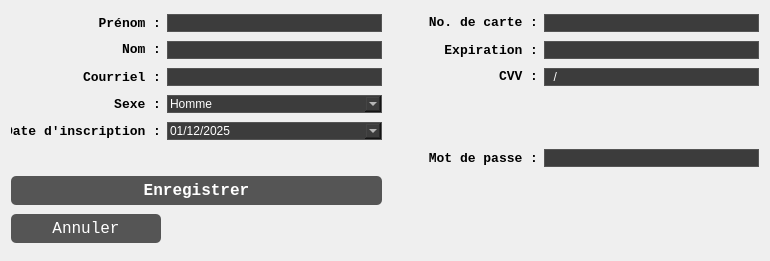
Old version of the form nouveau_client.ui in the repository JeremyEFLarose/videoclub-La-Cassette.
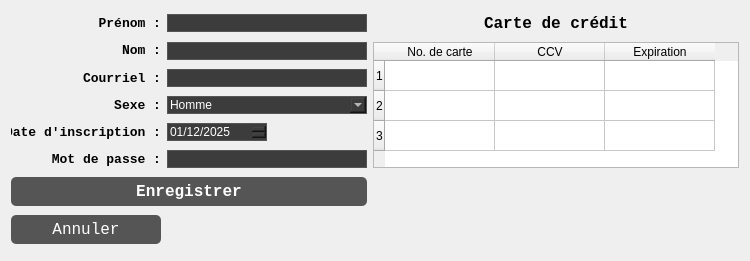
New version of the form.

The edit to the form file:
```diff
--- a/nouveau_client.ui
+++ b/nouveau_client.ui
@@ -6,7 +6,7 @@
    <rect>
     <x>0</x>
     <y>0</y>
-    <width>770</width>
+    <width>750</width>
     <height>261</height>
    </rect>
   </property>
@@ -33,82 +33,29 @@
 </string>
   </property>
   <layout class="QGridLayout" name="gridLayout">
-   <item row="1" column="4">
-    <widget class="QLineEdit" name="txtNumCarte"/>
-   </item>
-   <item row="3" column="3" alignment="Qt::AlignLeft|Qt::AlignVCenter">
-    <widget class="QLabel" name="lblCVV">
+   <item row="2" column="1" alignment="Qt::AlignLeft">
+    <widget class="QLineEdit" name="txtNom">
      <property name="minimumSize">
       <size>
-       <width>150</width>
+       <width>200</width>
        <height>0</height>
       </size>
      </property>
-     <property name="maximumSize">
-      <size>
-       <width>150</width>
-       <height>16777215</height>
-      </size>
-     </property>
-     <property name="font">
-      <font>
-       <family>Consolas</family>
-       <pointsize>10</pointsize>
-       <weight>75</weight>
-       <bold>true</bold>
-      </font>
-     </property>
-     <property name="text">
-      <string>CVV :</string>
-     </property>
-     <property name="alignment">
-      <set>Qt::AlignRight|Qt::AlignTrailing|Qt::AlignVCenter</set>
-     </property>
     </widget>
    </item>
-   <item row="1" column="1">
-    <widget class="QLineEdit" name="txtPrenom"/>
-   </item>
-   <item row="2" column="1">
-    <widget class="QLineEdit" name="txtNom"/>
-   </item>
-   <item row="2" column="3">
-    <widget class="QLabel" name="lblExpiration">
-     <property name="minimumSize">
-      <size>
-       <width>150</width>
-       <height>0</height>
-      </size>
-     </property>
-     <property name="maximumSize">
-      <size>
-       <width>150</width>
-       <height>16777215</height>
-      </size>
-     </property>
-     <property name="font">
-      <font>
-       <family>Consolas</family>
-       <pointsize>10</pointsize>
-       <weight>75</weight>
-       <bold>true</bold>
-      </font>
-     </property>
-     <property name="text">
-      <string>Expiration :</string>
-     </property>
-     <property name="alignment">
-      <set>Qt::AlignRight|Qt::AlignTrailing|Qt::AlignVCenter</set>
-     </property>
-    </widget>
-   </item>
-   <item row="4" column="1">
+   <item row="4" column="1" alignment="Qt::AlignLeft">
     <widget class="QComboBox" name="cmbSexe">
+     <property name="minimumSize">
+      <size>
+       <width>200</width>
+       <height>0</height>
+      </size>
+     </property>
      <property name="editable">
       <bool>true</bool>
      </property>
      <property name="currentText">
-      <string/>
+      <string>Homme</string>
      </property>
      <item>
       <property name="text">
@@ -122,16 +69,6 @@
      </item>
     </widget>
    </item>
-   <item row="3" column="4">
-    <widget class="QLineEdit" name="txtCVV">
-     <property name="inputMask">
-      <string>00/00</string>
-     </property>
-    </widget>
-   </item>
-   <item row="2" column="4">
-    <widget class="QLineEdit" name="txtExpire"/>
-   </item>
    <item row="2" column="0" alignment="Qt::AlignRight|Qt::AlignVCenter">
     <widget class="QLabel" name="lblNom">
      <property name="minimumSize">
@@ -162,8 +99,15 @@
      </property>
     </widget>
    </item>
-   <item row="3" column="1">
-    <widget class="QLineEdit" name="txtCourriel"/>
+   <item row="3" column="1" alignment="Qt::AlignLeft">
+    <widget class="QLineEdit" name="txtCourriel">
+     <property name="minimumSize">
+      <size>
+       <width>200</width>
+       <height>0</height>
+      </size>
+     </property>
+    </widget>
    </item>
    <item row="3" column="0" alignment="Qt::AlignRight">
     <widget class="QLabel" name="lblCourriel">
@@ -195,36 +139,6 @@
      </property>
     </widget>
    </item>
-   <item row="1" column="3" alignment="Qt::AlignVCenter">
-    <widget class="QLabel" name="lblCarte">
-     <property name="minimumSize">
-      <size>
-       <width>150</width>
-       <height>0</height>
-      </size>
-     </property>
-     <property name="maximumSize">
-      <size>
-       <width>150</width>
-       <height>16777215</height>
-      </size>
-     </property>
-     <property name="font">
-      <font>
-       <family>Consolas</family>
-       <pointsize>10</pointsize>
-       <weight>75</weight>
-       <bold>true</bold>
-      </font>
-     </property>
-     <property name="text">
-      <string>No. de carte :</string>
-     </property>
-     <property name="alignment">
-      <set>Qt::AlignRight|Qt::AlignTrailing|Qt::AlignVCenter</set>
-     </property>
-    </widget>
-   </item>
    <item row="10" column="0">
     <widget class="QPushButton" name="btnAnnuler">
      <property name="font">
@@ -315,15 +229,20 @@
      </property>
     </widget>
    </item>
-   <item row="8" column="4">
-    <widget class="QLineEdit" name="txtPassword">
-     <property name="echoMode">
-      <enum>QLineEdit::Password</enum>
+   <item row="5" column="0">
+    <widget class="QLabel" name="lblDate">
+     <property name="minimumSize">
+      <size>
+       <width>150</width>
+       <height>0</height>
+      </size>
      </property>
-    </widget>
-   </item>
-   <item row="8" column="3">
-    <widget class="QLabel" name="lblPassword">
+     <property name="maximumSize">
+      <size>
+       <width>150</width>
+       <height>16777215</height>
+      </size>
+     </property>
      <property name="font">
       <font>
        <family>Consolas</family>
@@ -333,15 +252,24 @@
       </font>
      </property>
      <property name="text">
-      <string>Mot de passe :</string>
+      <string>Date d'inscription :</string>
      </property>
      <property name="alignment">
       <set>Qt::AlignRight|Qt::AlignTrailing|Qt::AlignVCenter</set>
      </property>
     </widget>
    </item>
-   <item row="5" column="1">
+   <item row="5" column="1" alignment="Qt::AlignLeft">
     <widget class="QDateEdit" name="dateInscription">
+     <property name="minimumSize">
+      <size>
+       <width>100</width>
+       <height>0</height>
+      </size>
+     </property>
+     <property name="readOnly">
+      <bool>true</bool>
+     </property>
      <property name="maximumDate">
       <date>
        <year>2500</year>
@@ -360,7 +288,7 @@
       <string>dd/MM/yyyy</string>
      </property>
      <property name="calendarPopup">
-      <bool>true</bool>
+      <bool>false</bool>
      </property>
      <property name="timeSpec">
       <enum>Qt::LocalTime</enum>
@@ -374,36 +302,112 @@
      </property>
     </widget>
    </item>
-   <item row="5" column="0">
-    <widget class="QLabel" name="lblDate">
-     <property name="minimumSize">
-      <size>
-       <width>150</width>
-       <height>0</height>
-      </size>
-     </property>
-     <property name="maximumSize">
-      <size>
-       <width>150</width>
-       <height>16777215</height>
-      </size>
-     </property>
+   <item row="6" column="0">
+    <widget class="QLabel" name="lblPassword">
      <property name="font">
       <font>
        <family>Consolas</family>
        <pointsize>10</pointsize>
        <weight>75</weight>
        <bold>true</bold>
+       <underline>false</underline>
       </font>
      </property>
      <property name="text">
-      <string>Date d'inscription :</string>
+      <string>Mot de passe :</string>
      </property>
      <property name="alignment">
       <set>Qt::AlignRight|Qt::AlignTrailing|Qt::AlignVCenter</set>
      </property>
     </widget>
    </item>
+   <item row="6" column="1" alignment="Qt::AlignLeft">
+    <widget class="QLineEdit" name="txtPassword">
+     <property name="minimumSize">
+      <size>
+       <width>200</width>
+       <height>0</height>
+      </size>
+     </property>
+     <property name="echoMode">
+      <enum>QLineEdit::Password</enum>
+     </property>
+    </widget>
+   </item>
+   <item row="2" column="2" rowspan="5" colspan="3">
+    <widget class="QTableWidget" name="tableCartes">
+     <property name="lineWidth">
+      <number>1</number>
+     </property>
+     <property name="rowCount">
+      <number>3</number>
+     </property>
+     <property name="columnCount">
+      <number>3</number>
+     </property>
+     <attribute name="horizontalHeaderDefaultSectionSize">
+      <number>110</number>
+     </attribute>
+     <attribute name="verticalHeaderDefaultSectionSize">
+      <number>30</number>
+     </attribute>
+     <row/>
+     <row/>
+     <row/>
+     <column>
+      <property name="text">
+       <string>No. de carte</string>
+      </property>
+     </column>
+     <column>
+      <property name="text">
+       <string>CCV</string>
+      </property>
+     </column>
+     <column>
+      <property name="text">
+       <string>Expiration</string>
+      </property>
+     </column>
+    </widget>
+   </item>
+   <item row="1" column="3">
+    <widget class="QLabel" name="label">
+     <property name="font">
+      <font>
+       <family>Consolas</family>
+       <pointsize>12</pointsize>
+       <weight>75</weight>
+       <bold>true</bold>
+      </font>
+     </property>
+     <property name="text">
+      <string>Carte de crédit</string>
+     </property>
+    </widget>
+   </item>
+   <item row="1" column="1" alignment="Qt::AlignLeft">
+    <widget class="QLineEdit" name="txtPrenom">
+     <property name="minimumSize">
+      <size>
+       <width>200</width>
+       <height>0</height>
+      </size>
+     </property>
+     <property name="maximumSize">
+      <size>
+       <width>50</width>
+       <height>16777215</height>
+      </size>
+     </property>
+     <property name="sizeIncrement">
+      <size>
+       <width>0</width>
+       <height>0</height>
+      </size>
+     </property>
+    </widget>
+   </item>
   </layout>
  </widget>
  <resources/>
```
